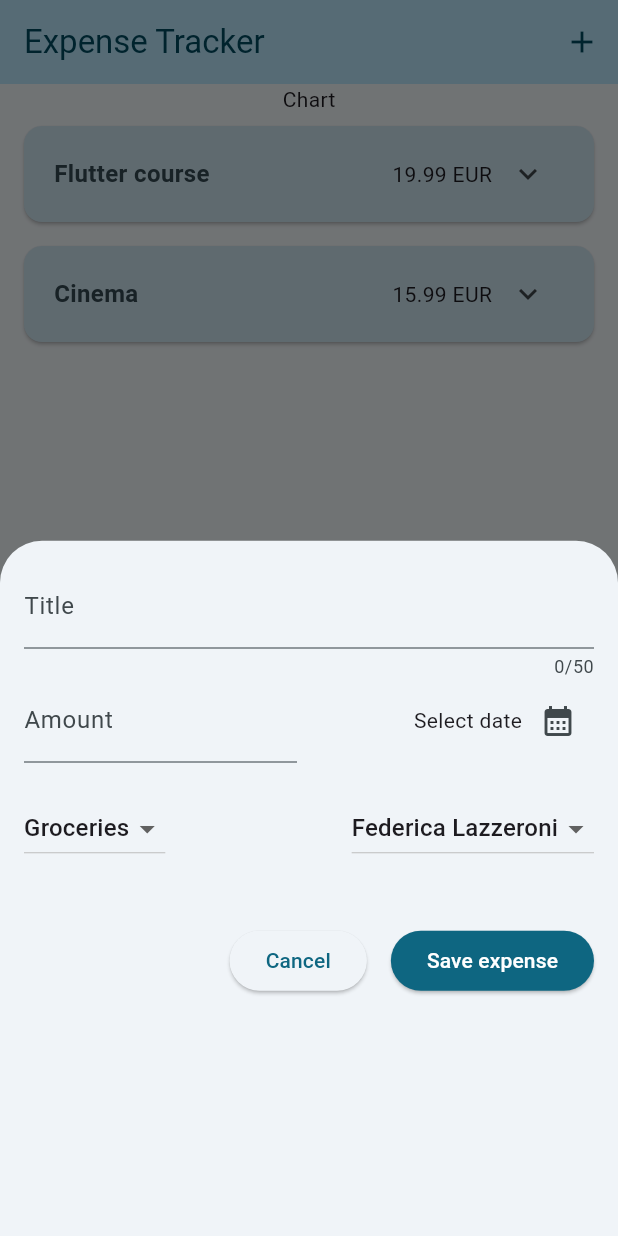
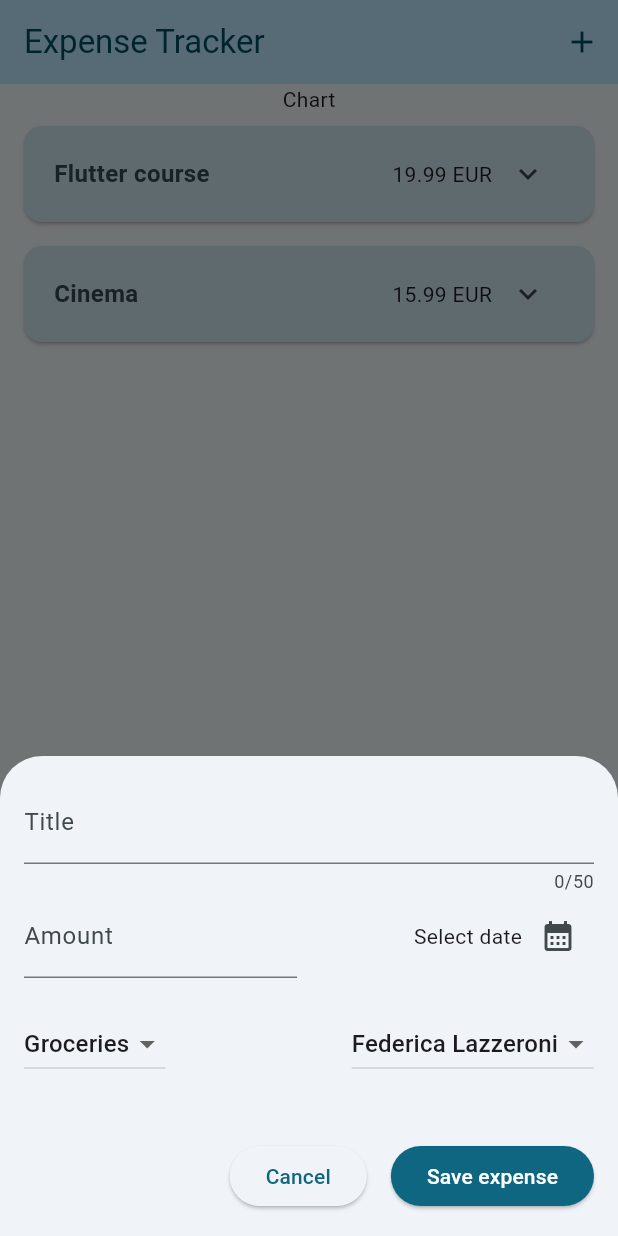
Before and after one commit to alvaromateo/expense_tracker, a Flutter app: the screen it shows after launch, after a tap on the "add" icon, on a phone screen of 412 x 824 dp. Run offline on Flutter 3.47's test engine with Material 3 defaults, Android fonts, the phone set to English and light mode, and no system bars.

```diff
--- a/lib/main.dart
+++ b/lib/main.dart
@@ -54,5 +54,3 @@ void main() {
 }
 
 // TODO: create first screen to be displayed only once to set up user profile
-// TODO: control dynamically the height of new_expense so that the keyboard
-// doesn't cover part of the form
--- a/lib/widgets/expenses.dart
+++ b/lib/widgets/expenses.dart
@@ -61,6 +61,9 @@ class _ExpensesState extends State<Expenses> {
   void _openNewExpense() {
     showModalBottomSheet(
       context: context,
+      isScrollControlled: true,
+      useSafeArea: true,
+      constraints: const BoxConstraints(),
       builder: (ctx) => NewExpense(_registeredPersons, _addNewExpense),
     );
   }
--- a/lib/widgets/new_expense.dart
+++ b/lib/widgets/new_expense.dart
@@ -109,7 +109,13 @@ class _NewExpenseState extends State<NewExpense> {
 
   @override
   Widget build(BuildContext context) {
-    return Padding(
+    // get how much space some external elements occupy on our UI (keyboard)
+    final keyboardSpace = MediaQuery.of(context).viewInsets.bottom;
+    // make the content scrollable so that there are no issues when the keyboard
+    // appears if the content exceeds the screen size
+    return SingleChildScrollView(
+      child: Container(
+        margin: EdgeInsets.fromLTRB(0, 0, 0, keyboardSpace),
         padding: const EdgeInsets.all(16),
         child: Column(
           children: [
@@ -227,6 +233,7 @@ class _NewExpenseState extends State<NewExpense> {
             )
           ],
         ),
+      ),
     );
   }
 }
```
Lines whose indentation alone changed are shown as unchanged.
